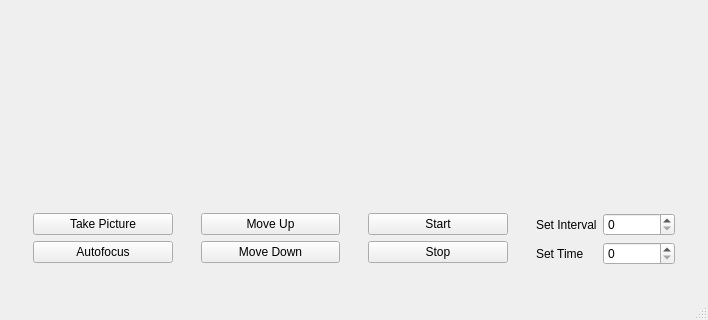
The window that gui.ui (malgorzatakim/robotchem) describes before a commit, drawn with Qt 5; both pictures show x 0 to 708 and y 211 to 531 of the 708 by 531 pixel window.
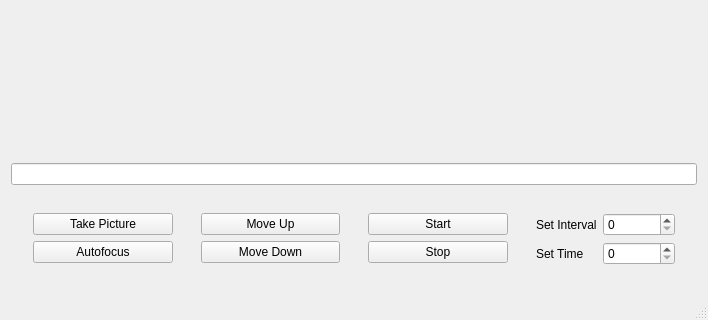
The same window after the commit.

Commit message: added user input folder names (hashed)

Patch:
```diff
--- a/gui.ui
+++ b/gui.ui
@@ -47,6 +47,9 @@
       </layout>
      </widget>
     </item>
+    <item>
+     <widget class="QLineEdit" name="folderName"/>
+    </item>
     <item>
      <widget class="QWidget" name="widget_6" native="true">
       <layout class="QGridLayout" name="gridLayout_2">
```
The commit also changes 3 other files.
